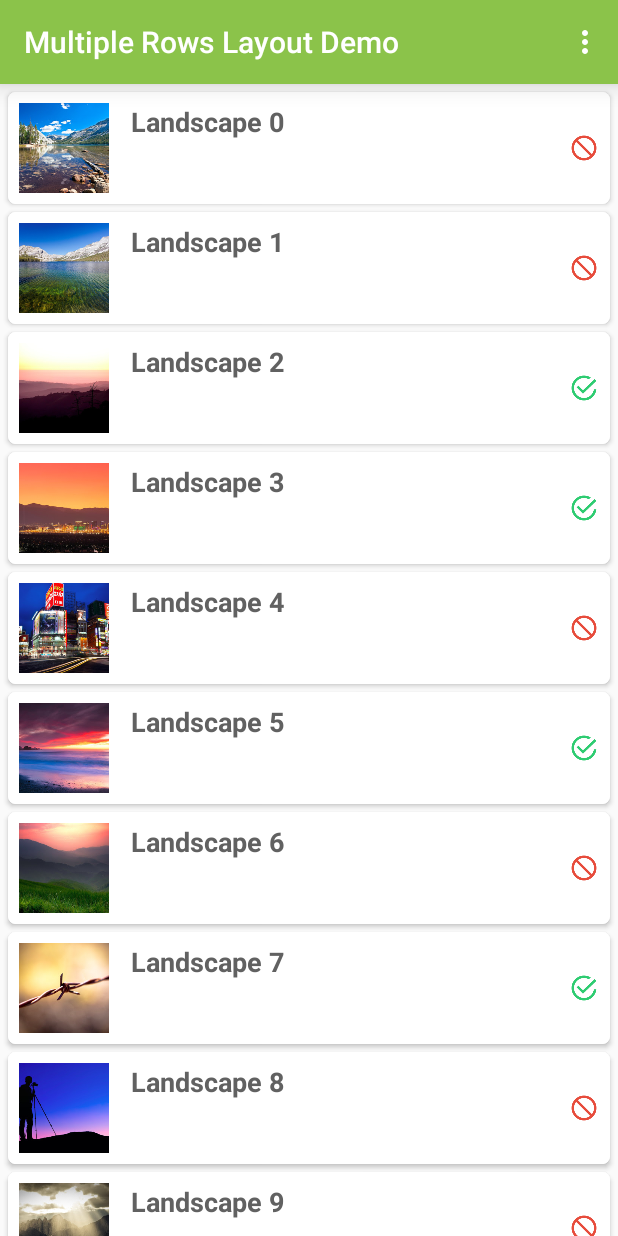
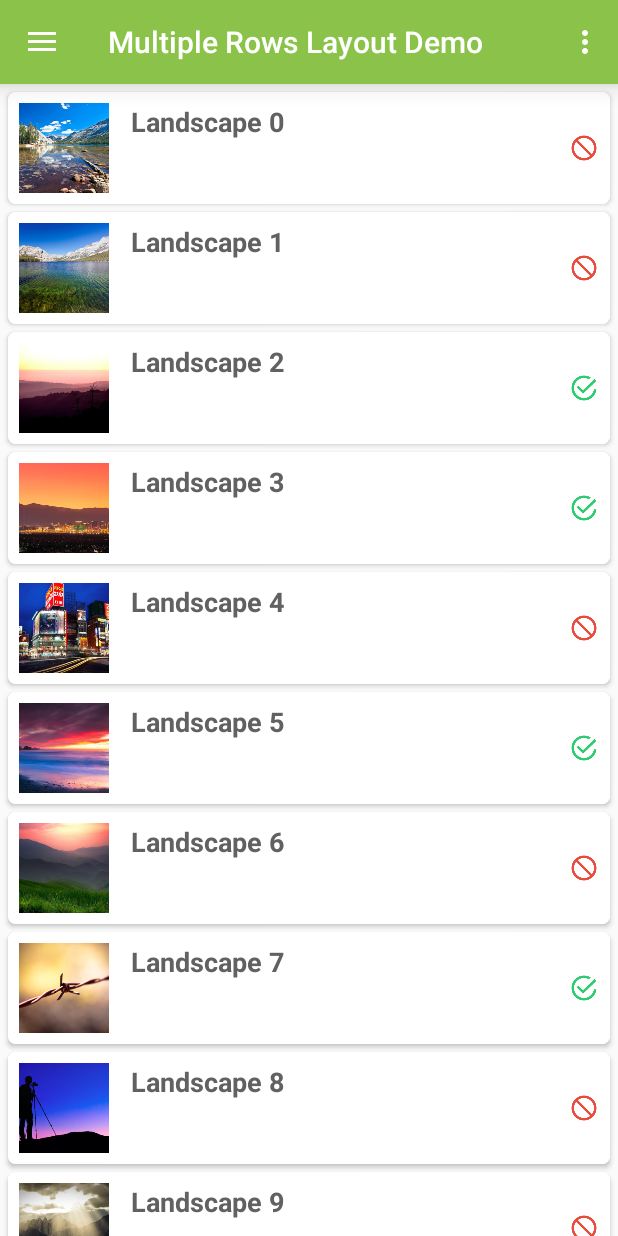
Before and after one commit to grabblesaur/MultipleRowLayout, an Android app: the screen it shows after launch (MainActivity), on a phone screen of 412 x 824 dp. Run offline under Robolectric (Android 15) with nearby library versions, the phone set to English and light mode, and no system bars; our stand-ins replace ButterKnife.

Commit message:
added full height navigation drawer

```diff
--- /dev/null
+++ b/app/src/main/java/recyclerview/sriyank/com/recyclerview/adapter/NavigationDrawerAdapter.java
@@ -0,0 +1,73 @@
+package recyclerview.sriyank.com.recyclerview.adapter;
+
+import android.content.Context;
+import android.support.v7.widget.RecyclerView;
+import android.view.LayoutInflater;
+import android.view.View;
+import android.view.ViewGroup;
+import android.widget.ImageView;
+import android.widget.TextView;
+import android.widget.Toast;
+
+import java.util.Collections;
+import java.util.List;
+
+import butterknife.BindView;
+import butterknife.ButterKnife;
+import butterknife.OnClick;
+import recyclerview.sriyank.com.recyclerview.R;
+import recyclerview.sriyank.com.recyclerview.model.NavigationDrawerItem;
+
+public class NavigationDrawerAdapter
+        extends RecyclerView.Adapter<NavigationDrawerAdapter.NavigationDrawerViewHolder> {
+
+    private List<NavigationDrawerItem> mList = Collections.emptyList();
+    private Context mContext;
+
+    public NavigationDrawerAdapter(Context context, List<NavigationDrawerItem> data) {
+        mList = data;
+        mContext = context;
+    }
+
+    @Override
+    public NavigationDrawerViewHolder onCreateViewHolder(ViewGroup parent, int viewType) {
+        View view = LayoutInflater
+                .from(parent.getContext())
+                .inflate(R.layout.item_navigation, parent, false);
+        return new NavigationDrawerViewHolder(view);
+    }
+
+    @Override
+    public void onBindViewHolder(NavigationDrawerViewHolder holder, int position) {
+        NavigationDrawerItem currentItem = mList.get(position);
+        holder.setUpData(currentItem);
+    }
+
+    @Override
+    public int getItemCount() {
+        return mList.size();
+    }
+
+    public class NavigationDrawerViewHolder extends RecyclerView.ViewHolder {
+
+        @BindView(R.id.nav_item_icon)
+        ImageView navItemIcon;
+        @BindView(R.id.nav_item_text)
+        TextView navItemText;
+
+        public NavigationDrawerViewHolder(View itemView) {
+            super(itemView);
+            ButterKnife.bind(this, itemView);
+        }
+
+        public void setUpData(NavigationDrawerItem currentItem) {
+            navItemIcon.setImageResource(currentItem.getImageId());
+            navItemText.setText(currentItem.getTitle());
+        }
+
+        @OnClick(R.id.item_container) void onItemClick() {
+            Toast.makeText(mContext, navItemText.getText().toString(), Toast.LENGTH_SHORT)
+                    .show();
+        }
+    }
+}
--- a/app/src/main/java/recyclerview/sriyank/com/recyclerview/app/RecyclerAdapter.java
+++ b/app/src/main/java/recyclerview/sriyank/com/recyclerview/adapter/RecyclerAdapter.java
@@ -1,4 +1,4 @@
-package recyclerview.sriyank.com.recyclerview.app;
+package recyclerview.sriyank.com.recyclerview.adapter;
 
 import android.support.v7.widget.RecyclerView;
 import android.view.LayoutInflater;
--- a/app/src/main/java/recyclerview/sriyank/com/recyclerview/app/MainActivity.java
+++ b/app/src/main/java/recyclerview/sriyank/com/recyclerview/app/MainActivity.java
@@ -1,36 +1,48 @@
 package recyclerview.sriyank.com.recyclerview.app;
 
 import android.os.Bundle;
+import android.support.v4.widget.DrawerLayout;
 import android.support.v7.app.AppCompatActivity;
 import android.support.v7.widget.DefaultItemAnimator;
 import android.support.v7.widget.LinearLayoutManager;
 import android.support.v7.widget.RecyclerView;
 import android.support.v7.widget.Toolbar;
 
+import butterknife.BindView;
+import butterknife.ButterKnife;
 import recyclerview.sriyank.com.recyclerview.R;
+import recyclerview.sriyank.com.recyclerview.adapter.RecyclerAdapter;
 import recyclerview.sriyank.com.recyclerview.model.Landscape;
 
-/**
- * Demo for Multiple Rows Layout in Recycler View
- * */
 public class MainActivity extends AppCompatActivity {
+
+    @BindView(R.id.toolbar)
+    Toolbar mToolbar;
 
 	@Override
 	protected void onCreate(Bundle savedInstanceState) {
 		super.onCreate(savedInstanceState);
 		setContentView(R.layout.activity_main);
+        ButterKnife.bind(this);
 
 		setUpToolbar();
+
+        setUpDrawer();
 
 		setUpRecyclerView();
 	}
 
-	private void setUpToolbar() {
+    private void setUpToolbar() {
+        mToolbar.setTitle("Multiple Rows Layout Demo");
+		mToolbar.inflateMenu(R.menu.menu_main);
+	}
 
-		Toolbar toolbar = (Toolbar) findViewById(R.id.toolbar);
-		toolbar.setTitle("Multiple Rows Layout Demo");
-		toolbar.inflateMenu(R.menu.menu_main);
-	}
+    private void setUpDrawer() {
+		NavigationDrawerFragment fragment = (NavigationDrawerFragment) getSupportFragmentManager()
+				.findFragmentById(R.id.nav_drwr_fragment);
+        DrawerLayout drawerLayout = (DrawerLayout) findViewById(R.id.drawer_layout);
+        fragment.setUpDrawer(R.id.nav_drwr_fragment, drawerLayout, mToolbar);
+    }
 
 	private void setUpRecyclerView() {
 
--- /dev/null
+++ b/app/src/main/java/recyclerview/sriyank/com/recyclerview/app/NavigationDrawerFragment.java
@@ -0,0 +1,77 @@
+package recyclerview.sriyank.com.recyclerview.app;
+
+import android.os.Bundle;
+import android.support.annotation.Nullable;
+import android.support.v4.app.Fragment;
+import android.support.v4.widget.DrawerLayout;
+import android.support.v7.app.ActionBarDrawerToggle;
+import android.support.v7.widget.LinearLayoutManager;
+import android.support.v7.widget.RecyclerView;
+import android.support.v7.widget.Toolbar;
+import android.view.LayoutInflater;
+import android.view.View;
+import android.view.ViewGroup;
+
+import butterknife.BindView;
+import butterknife.ButterKnife;
+import recyclerview.sriyank.com.recyclerview.R;
+import recyclerview.sriyank.com.recyclerview.adapter.NavigationDrawerAdapter;
+import recyclerview.sriyank.com.recyclerview.model.NavigationDrawerItem;
+
+public class NavigationDrawerFragment extends Fragment {
+
+    @BindView(R.id.nav_recyclerview)
+    RecyclerView mNavRecyclerView;
+
+    private ActionBarDrawerToggle mDrawerToggle;
+    private DrawerLayout mDrawerLayout;
+
+    @Nullable
+    @Override
+    public View onCreateView(LayoutInflater inflater, @Nullable ViewGroup container, @Nullable Bundle savedInstanceState) {
+        View view = inflater.inflate(R.layout.fragment_navigation_drawer, container, false);
+        ButterKnife.bind(this, view);
+
+        setUpRecyclerView();
+
+        return view;
+    }
+
+    private void setUpRecyclerView() {
+        mNavRecyclerView.setAdapter(new NavigationDrawerAdapter(getActivity(), NavigationDrawerItem.getData()));
+        mNavRecyclerView.setLayoutManager(new LinearLayoutManager(getActivity()));
+    }
+
+    public void setUpDrawer(int nav_drwr_fragment, DrawerLayout drawerLayout, Toolbar toolbar) {
+
+        mDrawerLayout = drawerLayout;
+
+        mDrawerToggle = new ActionBarDrawerToggle(getActivity(), drawerLayout, toolbar,
+                R.string.drawer_open, R.string.drawer_close){
+
+            @Override
+            public void onDrawerSlide(View drawerView, float slideOffset) {
+                super.onDrawerSlide(drawerView, slideOffset);
+            }
+
+            @Override
+            public void onDrawerOpened(View drawerView) {
+                super.onDrawerOpened(drawerView);
+            }
+
+            @Override
+            public void onDrawerClosed(View drawerView) {
+                super.onDrawerClosed(drawerView);
+            }
+        };
+
+        mDrawerLayout.setDrawerListener(mDrawerToggle);
+
+        mDrawerLayout.post(new Runnable() {
+            @Override
+            public void run() {
+                mDrawerToggle.syncState();
+            }
+        });
+    }
+}
--- /dev/null
+++ b/app/src/main/java/recyclerview/sriyank/com/recyclerview/model/NavigationDrawerItem.java
@@ -0,0 +1,57 @@
+package recyclerview.sriyank.com.recyclerview.model;
+
+import java.util.ArrayList;
+import java.util.List;
+
+import recyclerview.sriyank.com.recyclerview.R;
+
+public class NavigationDrawerItem {
+    private String title;
+    private int imageId;
+
+    public String getTitle() {
+        return title;
+    }
+
+    public void setTitle(String title) {
+        this.title = title;
+    }
+
+    public int getImageId() {
+        return imageId;
+    }
+
+    public void setImageId(int imageId) {
+        this.imageId = imageId;
+    }
+
+    public static List<NavigationDrawerItem> getData() {
+        List<NavigationDrawerItem> dataList = new ArrayList<>();
+
+        int[] imageIds = getImages();
+        String[] titles = getTitles();
+
+        for (int i = 0; i < titles.length; i++) {
+            NavigationDrawerItem navItem = new NavigationDrawerItem();
+            navItem.setTitle(titles[i]);
+            navItem.setImageId(imageIds[i]);
+            dataList.add(navItem);
+        }
+        return dataList;
+    }
+
+    private static int[] getImages() {
+
+        return new int[]{
+                R.drawable.ic_birds, R.drawable.ic_animal,
+                R.drawable.ic_forest, R.drawable.ic_ocean,
+                R.drawable.ic_planet, R.drawable.ic_landscape};
+    }
+
+    private static String[] getTitles() {
+
+        return new String[] {
+                "Birds", "Animals", "Forest", "Ocean", "Planets", "Landscape"
+        };
+    }
+}
--- a/app/src/main/res/layout/activity_main.xml
+++ b/app/src/main/res/layout/activity_main.xml
@@ -1,9 +1,15 @@
-<LinearLayout xmlns:android="http://schemas.android.com/apk/res/android"
+<android.support.v4.widget.DrawerLayout
+	xmlns:android="http://schemas.android.com/apk/res/android"
 	xmlns:tools="http://schemas.android.com/tools"
+    xmlns:app="http://schemas.android.com/apk/res-auto"
+	android:id="@+id/drawer_layout"
+	android:layout_width="match_parent"
+	android:layout_height="match_parent">
+
+	<LinearLayout
 		android:layout_width="match_parent"
 		android:layout_height="match_parent"
-              android:orientation="vertical"
-              tools:context=".app.MainActivity">
+		android:orientation="vertical">
 
 		<include
 			android:id="@+id/toolbar"
@@ -15,3 +21,14 @@
 			android:layout_height="match_parent"/>
 
 	</LinearLayout>
+
+    <fragment
+        android:id="@+id/nav_drwr_fragment"
+        android:name="recyclerview.sriyank.com.recyclerview.app.NavigationDrawerFragment"
+        android:layout_width="@dimen/nav_drawer_width"
+        android:layout_height="match_parent"
+		android:layout_gravity="start"
+		app:layout="@layout/fragment_navigation_drawer"
+        tools:layout="@layout/fragment_navigation_drawer"/>
+
+</android.support.v4.widget.DrawerLayout>
--- a/app/src/main/res/values/dimens.xml
+++ b/app/src/main/res/values/dimens.xml
@@ -2,4 +2,5 @@
 	<!-- Default screen margins, per the Android Design guidelines. -->
 	<dimen name="activity_horizontal_margin">16dp</dimen>
 	<dimen name="activity_vertical_margin">16dp</dimen>
+	<dimen name="nav_drawer_width">280dp</dimen>
 </resources>
--- a/app/src/main/res/values/strings.xml
+++ b/app/src/main/res/values/strings.xml
@@ -14,4 +14,6 @@
 	<string name="settings">Settings</string>
 	<string name="edit">Edit</string>
 	<string name="exit">Exit</string>
+	<string name="drawer_open">drawer open</string>
+	<string name="drawer_close">drawer close</string>
 </resources>
```
Also changed, not shown: app/src/main/res/drawable/ic_person_70dp.xml (added, +9 -0 lines), app/src/main/res/layout/fragment_navigation_drawer.xml (added, +28 -0 lines), app/src/main/res/layout/item_navigation.xml (added, +30 -0 lines), app/src/main/res/drawable/ic_animal.png (added), app/src/main/res/drawable/ic_birds.png (added), app/src/main/res/drawable/ic_forest.png (added), app/src/main/res/drawable/ic_landscape.png (added), app/src/main/res/drawable/ic_ocean.png (added), app/src/main/res/drawable/ic_planet.png (added), app/src/main/res/drawable/ic_profile.png (added), 1 other file. Lines whose indentation alone changed are shown as unchanged.
